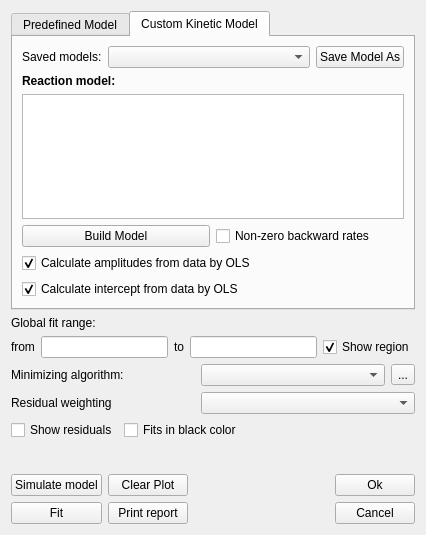
Qt form spectramanipulator/dialogs/gui_fit_widget.ui (dmadea/Spectra-Manipulator) before a commit.
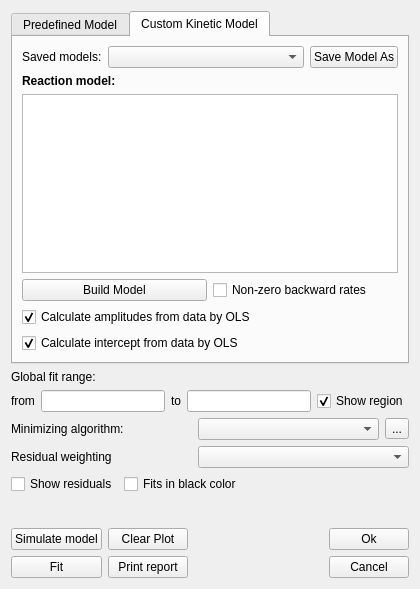
The same form after that commit. Custom widgets are drawn as their Qt base class.

Commit message: controls, gui...., checkbox right click

```diff
--- a/spectramanipulator/dialogs/gui_fit_widget.ui
+++ b/spectramanipulator/dialogs/gui_fit_widget.ui
@@ -6,8 +6,8 @@
    <rect>
     <x>0</x>
     <y>0</y>
-    <width>426</width>
-    <height>535</height>
+    <width>420</width>
+    <height>589</height>
    </rect>
   </property>
   <property name="windowTitle">
```
The commit also changes 4 other files.
